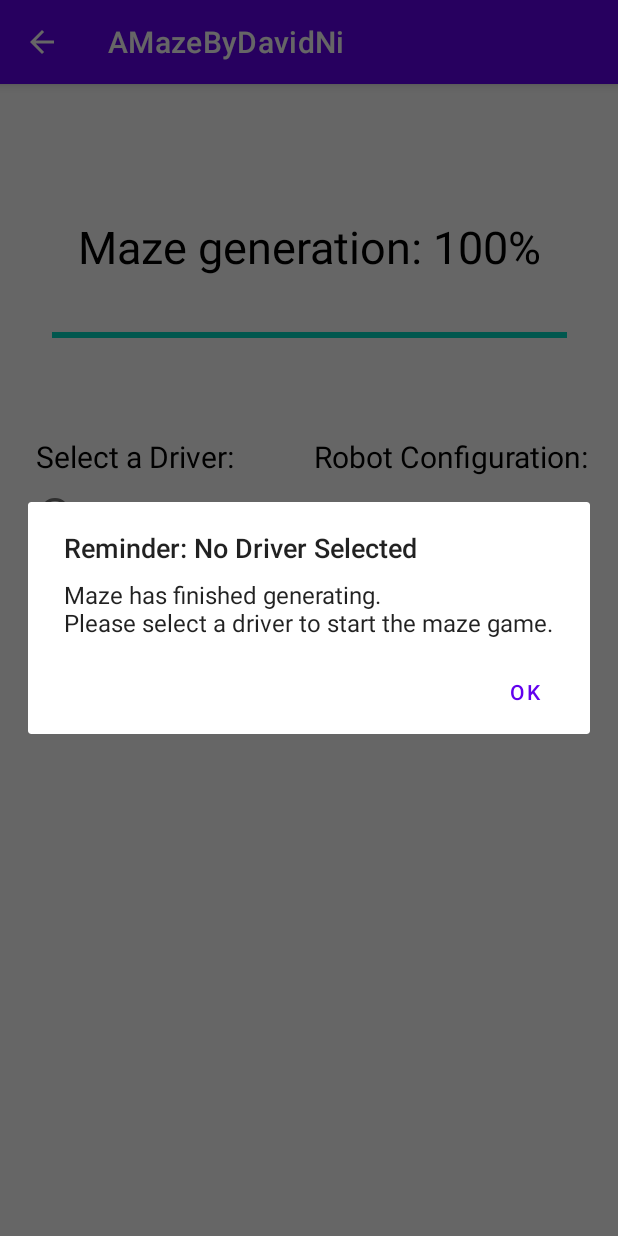
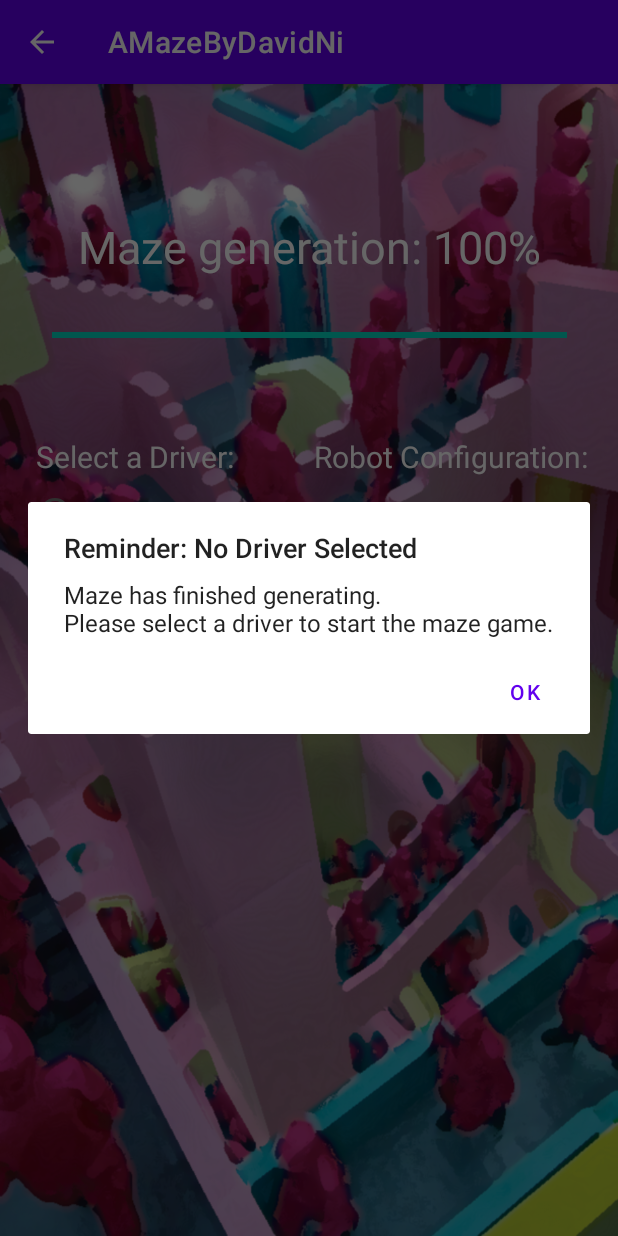
Before and after one commit to Davidn1111/Mobile-Maze-Game, an Android app: the GeneratingActivity screen opened directly, with no data from a screen before it, on a phone screen of 412 x 824 dp. Run offline under Robolectric (Android 15) with nearby library versions, the phone set to English and light mode, and no system bars.

Commit message:
Added theme to GeneratingActivity

```diff
--- a/app/src/main/java/com/example/amazebydavidni/GeneratingActivity.java
+++ b/app/src/main/java/com/example/amazebydavidni/GeneratingActivity.java
@@ -5,6 +5,7 @@ import androidx.appcompat.app.AppCompatActivity;
 
 import android.content.DialogInterface;
 import android.content.Intent;
+import android.graphics.Color;
 import android.os.Bundle;
 import android.os.Handler;
 import android.util.Log;
@@ -173,6 +174,8 @@ public class GeneratingActivity extends AppCompatActivity implements AdapterView
      */
     @Override
     public void onItemSelected(AdapterView<?> adapterView, View view, int position, long id) {
+        ((TextView) adapterView.getChildAt(0)).setTextColor(Color.WHITE);
+        ((TextView) adapterView.getChildAt(0)).setTextSize(18);
         // Set robot configuration to the selected value
         this.robotConfig = adapterView.getItemAtPosition(position).toString();
         // Toast selected robot configuration, for debugging
--- a/app/src/main/res/layout/activity_generating.xml
+++ b/app/src/main/res/layout/activity_generating.xml
@@ -4,6 +4,7 @@
     xmlns:tools="http://schemas.android.com/tools"
     android:layout_width="match_parent"
     android:layout_height="match_parent"
+    android:background = "@drawable/building"
     tools:context=".GeneratingActivity">
 
     <RadioGroup
@@ -22,6 +23,7 @@
             android:id = "@+id/manualButton"
             android:layout_width="wrap_content"
             android:layout_height="wrap_content"
+            android:textColor="@color/white"
             android:text="Manual"
             android:onClick = "checkButton"
             />
@@ -30,6 +32,7 @@
             android:id = "@+id/wizardButton"
             android:layout_width="wrap_content"
             android:layout_height="wrap_content"
+            android:textColor="@color/white"
             android:text="Wizard"
             android:onClick = "checkButton"
             />
@@ -38,6 +41,7 @@
             android:id = "@+id/followerButton"
             android:layout_width="wrap_content"
             android:layout_height="wrap_content"
+            android:textColor="@color/white"
             android:text="Wall-Follower"
             android:onClick = "checkButton"
             />
@@ -52,7 +56,7 @@
         android:layout_gravity="center"
         android:layout_marginTop="88dp"
         android:text="@string/genMsg"
-        android:textColor="@color/black"
+        android:textColor="@color/white"
         android:textSize="30sp"
         app:layout_constraintEnd_toEndOf="parent"
         app:layout_constraintStart_toStartOf="parent"
@@ -79,7 +83,7 @@
         android:layout_marginStart="24dp"
         android:layout_marginTop="36dp"
         android:text="@string/driverSelectMsg"
-        android:textColor="@color/black"
+        android:textColor="@color/white"
         android:textSize="20sp"
         app:layout_constraintStart_toStartOf="parent"
         app:layout_constraintTop_toBottomOf="@+id/genProgressBar" />
@@ -93,7 +97,7 @@
         android:layout_gravity="center"
         android:layout_marginTop="36dp"
         android:text="@string/robotConfigMsg"
-        android:textColor="@color/black"
+        android:textColor="@color/white"
         android:textSize="20sp"
         app:layout_constraintEnd_toEndOf="parent"
         app:layout_constraintHorizontal_bias="0.737"
@@ -108,7 +112,7 @@
         android:layout_alignParentBottom="true"
         android:layout_centerHorizontal="true"
         android:layout_gravity="center"
-        android:layout_marginTop="20dp"
+        android:layout_marginTop="5dp"
         android:layout_marginEnd="24dp"
         android:contentDescription="@string/robotSpinnerContent"
         android:minHeight="48dp"
--- a/app/src/main/res/layout/activity_play_manually.xml
+++ b/app/src/main/res/layout/activity_play_manually.xml
@@ -66,6 +66,7 @@
         android:layout_height="wrap_content"
         android:text="Show Maze"
         android:textColor="@color/black"
+        android:textSize="15sp"
         app:layout_constraintBottom_toTopOf="@+id/ShortCut"
         app:layout_constraintEnd_toStartOf="@+id/solutionText"
         app:layout_constraintHorizontal_bias="0.651"
@@ -77,6 +78,7 @@
         android:id="@+id/solutionText"
         android:layout_width="wrap_content"
         android:layout_height="wrap_content"
+        android:textSize="15sp"
         android:text="Show Solution"
         android:textColor="@color/black"
         app:layout_constraintEnd_toEndOf="parent"
@@ -88,6 +90,7 @@
         android:layout_width="wrap_content"
         android:layout_height="wrap_content"
         android:text="Show Walls"
+        android:textSize="15sp"
         android:textColor="@color/black"
         app:layout_constraintBottom_toTopOf="@+id/ShortCut"
         app:layout_constraintEnd_toEndOf="parent"
```
Also changed, not shown: app/src/main/res/drawable/building.png (added).
